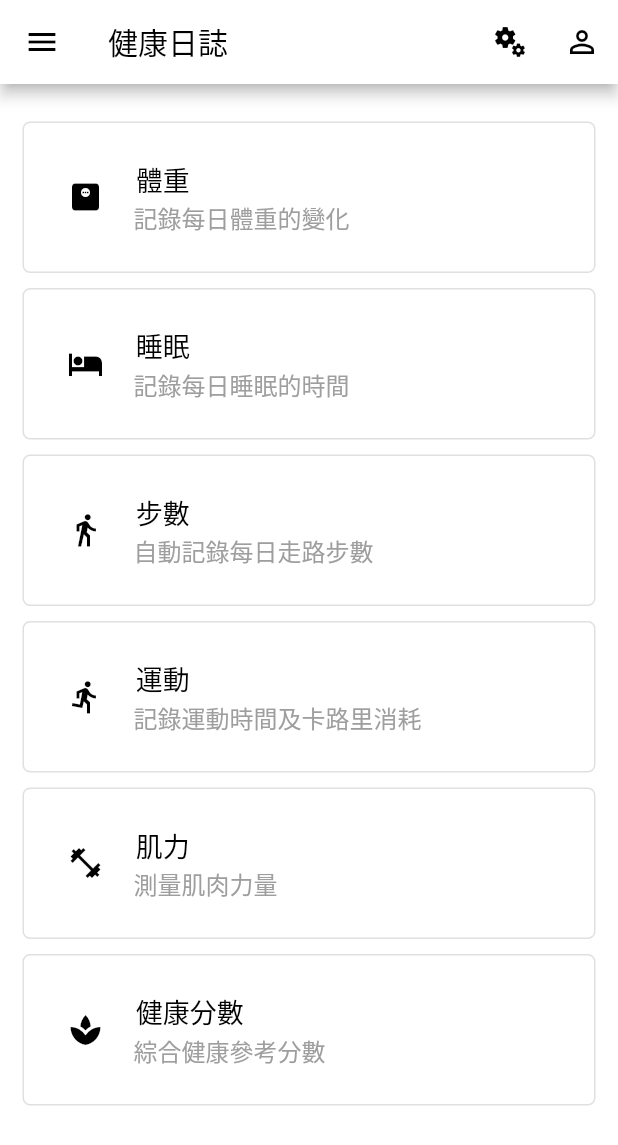
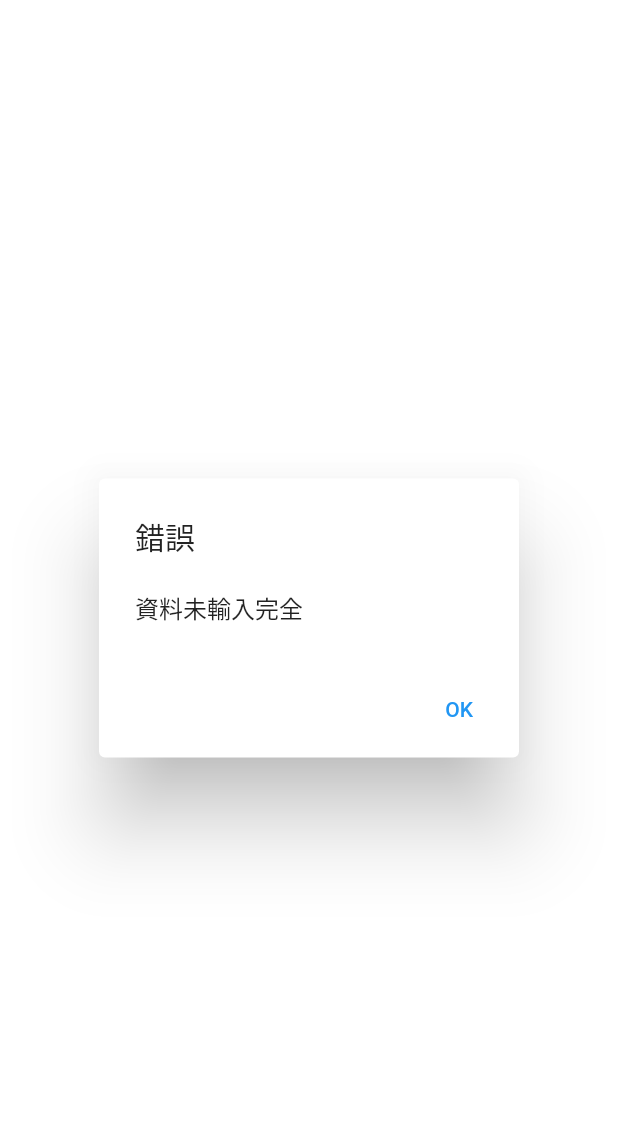
Before and after one commit to Clark1945/flutter_health_diary, a Flutter app: the screen it shows after launch, after a tap on the "send" icon, on a phone screen of 412 x 824 dp. Shown: the top 1145 px of the screen. Run offline on Flutter 3.47's test engine with Material 2 defaults, Android fonts, the light colour scheme and no system bars; our stand-ins replace date_time_picker, google_fonts, hive, hive_flutter, jiffy, pedometer and 1 more; missing offline and left inert: direct_select; accounts and stored records are empty.

Commit message:
add weight chart clear function and profile data null check function

```diff
--- a/health1/lib/karory.dart
+++ b/health1/lib/karory.dart
@@ -14,12 +14,10 @@ class karory extends StatefulWidget {
   const karory({Key? key}) : super(key: key);
 
   @override
-  _karoryState createState() => _karoryState();
+  karoryState createState() => karoryState();
 }
 
-class _karoryState extends State<karory> {
-
-
+class karoryState extends State<karory> {
 
   @override
   Widget build(BuildContext context) {
--- a/health1/lib/main.dart
+++ b/health1/lib/main.dart
@@ -2,6 +2,7 @@ import 'package:flutter/material.dart';
 import "package:flutter/rendering.dart";
 import 'package:hive/hive.dart';
 import 'package:hive_flutter/hive_flutter.dart';
+import 'package:provider/provider.dart';
 import 'health_score.dart';
 import 'karory.dart';
 import 'muscle.dart';
@@ -17,20 +18,27 @@ void main() async {
 
   runApp(MaterialApp(
     home: preface(),
+
   ));
 }
+TextEditingController name = TextEditingController();
+TextEditingController sex = TextEditingController();
+TextEditingController age = TextEditingController();
+TextEditingController height = TextEditingController();
+TextEditingController weighs = TextEditingController();
 
-final name = TextEditingController();
-final sex = TextEditingController();
-final age = TextEditingController();
-final height = TextEditingController();
-final weighs = TextEditingController();
-
-class preface extends StatelessWidget {
-  preface({Key? key}) : super(key: key);
+class preface extends StatefulWidget {
+  const preface({Key? key}) : super(key: key);
 
   @override
+  _prefaceState createState() => _prefaceState();
+}
+
+class _prefaceState extends State<preface> {
+  @override
   Widget build(BuildContext context) {
+   // final counter = Provider.of<weight>(context); //應用底層
+
     return MaterialApp(
       home: Scaffold(
         appBar: new AppBar(
@@ -41,8 +49,17 @@ class preface extends StatelessWidget {
             IconButton(
               icon: const Icon(Icons.send),
               onPressed: () {
-                Navigator.push(
-                    context, MaterialPageRoute(builder: (context) => MyApp()));
+                if (age.text == "" || name.text == "" || sex.text == "" || height.text == "" || weighs.text == ""){
+                  print("未輸入完全");
+                  Navigator.push(
+                      context,
+                      MaterialPageRoute(builder: (context) => Msgbox()));
+                }
+                else {
+                  Navigator.push(
+                      context,
+                      MaterialPageRoute(builder: (context) => MyApp()));
+                }
               },
               tooltip: "提交",
             ),
@@ -102,6 +119,24 @@ class preface extends StatelessWidget {
     );
   }
 }
+
+class Msgbox extends StatelessWidget {
+  const Msgbox({Key? key}) : super(key: key);
+  @override
+  Widget build(BuildContext context) {
+    return AlertDialog(
+      title: const Text('錯誤'),
+      content: const Text('資料未輸入完全'),
+      actions: <Widget>[
+        TextButton(
+          onPressed: () => Navigator.pop(context, 'OK'),
+          child: const Text('OK'),
+        ),
+      ],
+    );
+  }
+}
+
 
 class MyApp extends StatelessWidget {
   const MyApp({Key? key}) : super(key: key);
--- a/health1/lib/sleeptime.dart
+++ b/health1/lib/sleeptime.dart
@@ -17,10 +17,10 @@ class sleeptime extends StatefulWidget {
   const sleeptime({Key? key}) : super(key: key);
 
   @override
-  _sleeptimeState createState() => _sleeptimeState();
+  sleeptimeState createState() => sleeptimeState();
 }
 
-class _sleeptimeState extends State<sleeptime> {
+class sleeptimeState extends State<sleeptime> {
 
   late List<SalesData> _chartData;
   late TooltipBehavior _tooltipBehavior;
--- a/health1/pubspec.yaml
+++ b/health1/pubspec.yaml
@@ -47,6 +47,8 @@ dependencies:
   hive: ^1.4.1+1
   hive_flutter: ^0.3.0+2
   date_time_picker: ^2.1.0
+  provider: ^6.0.1
+
 
 dev_dependencies:
   hive_generator: ^0.7.0+2
```
Also changed, not shown: health1/lib/health_score.dart (+14 -1 lines), health1/lib/weigh.dart (+16 -9 lines), health1/pubspec.lock.
